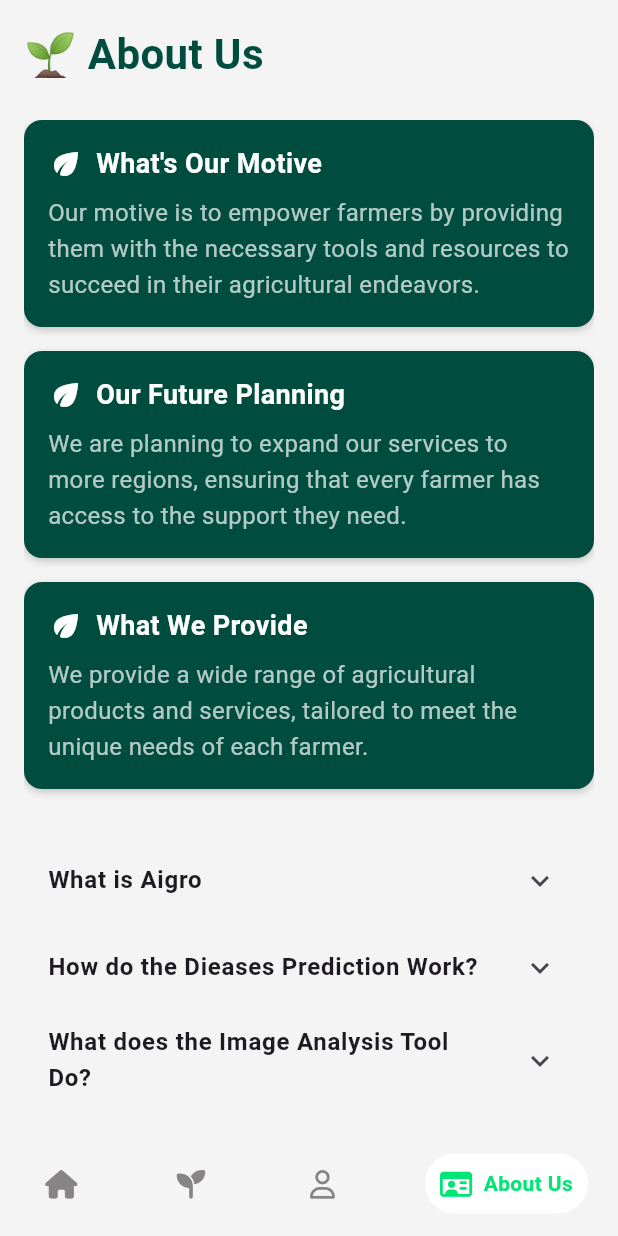
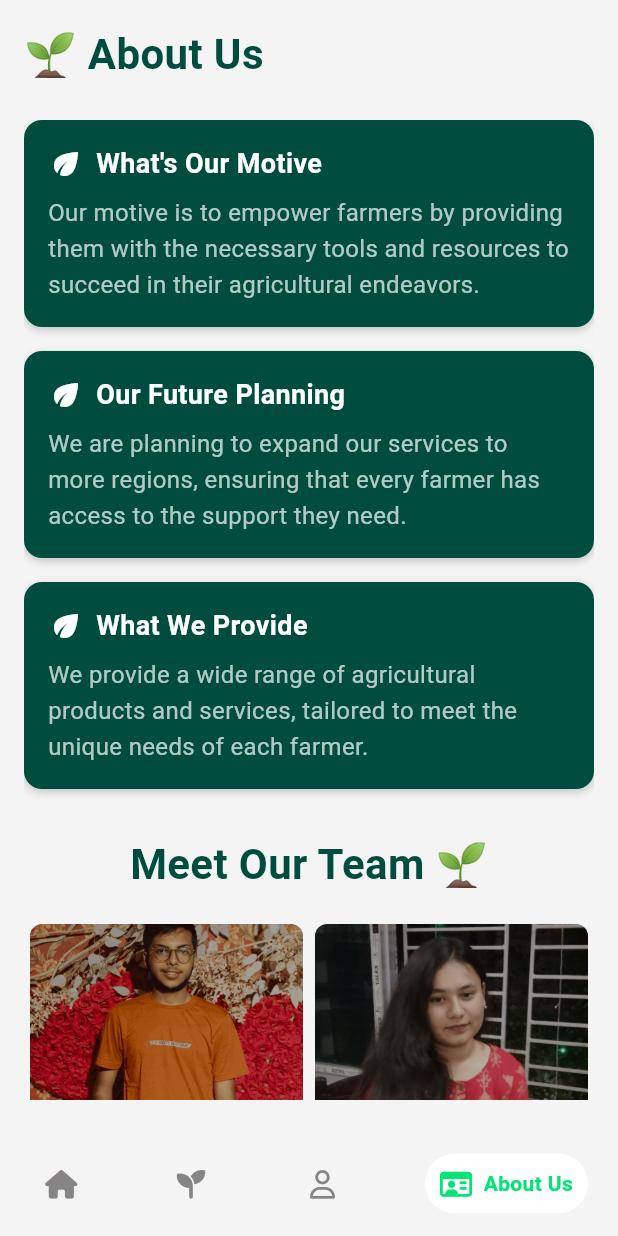
Before and after one commit to SIH-CodeFusers/Aigro-App, a Flutter app: the AboutUs screen opened by its route, on a phone screen of 412 x 824 dp. Run offline on Flutter 3.47's test engine with Material 3 defaults, Android fonts, the phone set to English and light mode, and no system bars; drawn by our look-alikes of google_nav_bar; our stand-ins replace dotted_border, firebase_core, firebase_storage, flutter_feather_icons, flutter_map, font_awesome_flutter and 7 more; missing offline and left inert: tflite_v2; accounts and stored records are empty.

Commit message:
few changes in about us

```diff
--- a/lib/pages/about_us.dart
+++ b/lib/pages/about_us.dart
@@ -24,6 +24,8 @@ class _AboutUsState extends State<AboutUs> {
   String userLang = "hello";
 
   String aboutUsTitle = '🌱 About Us';
+  String ourTeamTitle = 'Meet Our Team 🌱';
+  String fnqTitle = 'Frequently Asked Questions';
   String motiveTitle = "What's Our Motive";
   String motiveContent =
       "Our motive is to empower farmers by providing them with the necessary tools and resources to succeed in their agricultural endeavors.";
@@ -33,92 +35,6 @@ class _AboutUsState extends State<AboutUs> {
   String provideTitle = 'What We Provide';
   String provideContent =
       "We provide a wide range of agricultural products and services, tailored to meet the unique needs of each farmer.";
-
-
-  List<Map<String, String>> accordionData = [
-    {
-      "title": "What is Aigro",
-      "content":
-          "AIgro, developed by the CodeFusers Team, is a website designed to assist farmers with various features such as disease prediction, image analysis, a farmers' community, crop health monitoring, an AI chat assistant, weather updates, cultivation tips, and farm resources."
-    },
-    {
-      "title": "How do the Dieases Prediction Work?",
-      "content":
-          "The disease prediction feature uses AI algorithms to analyze data and predict potential crop diseases based on historical and real-time information. This helps farmers take preventive measures early."
-    },
-    {
-      "title": "What does the Image Analysis Tool Do?",
-      "content":
-          "You can reach us via email, phone, or through our in-app support system.The image analysis tool allows farmers to upload images of their crops or plants. The AI then analyzes these images to detect signs of diseases, pests, or nutritional deficiencies, providing actionable insights."
-    },
-    {
-      "title": "How can i connect with other Farmers in Aigro",
-      "content":
-          "AIgro offers a farmers' community feature where users can join discussions, share experiences, and seek advice from other farmers. This platform fosters collaboration and knowledge sharing."
-    },{
-      "title": "What kind of Suppourt can I get from AI Chat Assistant",
-      "content":
-          "The AI chat assistant provides real-time support by answering farming-related questions, offering advice on crop management, and guiding users through the website's features. It aims to assist users with their queries efficiently."
-    },{
-      "title": "Who do I get Wheather Updates & Cultivtation Tips?",
-      "content":
-          "AIgro provides personalized weather updates and cultivation tips based on your location and crop type. Users can access these insights through the website's dedicated sections for weather forecasts and farming advice."
-    },
-  ];
-
-
-  final PageController _controller = PageController(viewportFraction: 1.0);
-  int _currentIndex = 0;
-  Timer? _timer;
-
-  final List<Map<String, String>> teamMembers = [
-    {
-      "name": "Arunava Dutta",
-      "role": "Frontend Developer",
-      "image": "assets/images/arunava.jpeg",
-      "web": "https://meard.vercel.app/",
-    },
-    {
-      "name": "Pretisha Sahoo",
-      "role": "Frontend Developer",
-      "image": "assets/images/pretisha.jpeg",
-      "web": "https://meard.vercel.app/",
-    },
-    {
-      "name": "Satyaki Dey",
-      "role": "Full Stack Developer",
-      "image": "assets/images/satyaki.jpeg",
-      "web": "https://meard.vercel.app/",
-    },
-    {
-      "name": "Priyanshu Dutta",
-      "role": "App Developer",
-      "image": "assets/images/priyanshu.jpeg",
-       "web": "https://meard.vercel.app/",
-    },
-    {
-      "name": "Rishi Bhattasali",
-      "role": "ML Engineer",
-      "image": "assets/images/rishi.jpeg",
-       "web": "https://meard.vercel.app/",
-    },
-    {
-      "name": "Shinjan Saha",
-      "role": "App Developer",
-      "image": "assets/images/shinjan.jpeg",
-       "web": "https://meard.vercel.app/",
-    },
-  ];
-
-  void _launchURL() async {
-    const url = 'https://pub.dev/packages/url_launcher'; // Make sure URL is correct
-    if (await canLaunch(url)) {
-      await launch(url);
-    } else {
-      throw 'Could not launch $url';
-    }
-  }
-
 
     void translateAllTexts() async {
     String targetLanguage = userLang;
@@ -136,6 +52,43 @@ class _AboutUsState extends State<AboutUs> {
       });
     } catch (e) {
       print("Error: $e");
+    }
+
+    try {
+      String ourTeamTitleResult =
+          await translateText(ourTeamTitle, targetLanguage, apiKey);
+      setState(() {
+        ourTeamTitle = ourTeamTitleResult;
+      });
+    } catch (e) {
+      print("Error: $e");
+    }
+    try {
+      String fnqTitleResult =
+          await translateText(fnqTitle, targetLanguage, apiKey);
+      setState(() {
+        fnqTitle = fnqTitleResult;
+      });
+    } catch (e) {
+      print("Error: $e");
+    }
+
+    try {
+      List<Map<String, String>> translatedTeamMembers = [];
+      for (var item in teamMembers) {
+        String translatedRole = await translateText(item["role"] ?? "", targetLanguage, apiKey);
+         translatedTeamMembers.add({
+          "name": item["name"] ?? "",
+          "role": translatedRole,
+          "image": item["image"] ?? "",
+          "web": item["web"] ?? "",
+        });
+      }
+      setState(() {
+        teamMembers = translatedTeamMembers;
+      });
+    } catch (e) {
+      print("Error translating team members: $e");
     }
 
     try {
@@ -186,6 +139,24 @@ class _AboutUsState extends State<AboutUs> {
       print("Error: $e");
     }
 
+    try {
+      List<Map<String, String>> translatedTeamMembers = [];
+      for (var item in teamMembers) {
+        String translatedRole = await translateText(item["role"] ?? "", targetLanguage, apiKey);
+         translatedTeamMembers.add({
+          "name": item["name"] ?? "",
+          "role": translatedRole,
+          "image": item["image"] ?? "",
+          "web": item["web"] ?? "",
+        });
+      }
+      setState(() {
+        teamMembers = translatedTeamMembers;
+      });
+    } catch (e) {
+      print("Error translating team members: $e");
+    }
+
 
     try {
       List<Map<String, String>> translatedAccordionData = [];
@@ -205,7 +176,98 @@ class _AboutUsState extends State<AboutUs> {
     } catch (e) {
       print("Error translating accordion: $e");
     }
+
+
+
+
   }
+
+
+  List<Map<String, String>> accordionData = [
+    {
+      "title": "What is Aigro",
+      "content":
+          "AIgro, developed by the CodeFusers Team, is a website designed to assist farmers with various features such as disease prediction, image analysis, a farmers' community, crop health monitoring, an AI chat assistant, weather updates, cultivation tips, and farm resources."
+    },
+    {
+      "title": "How do the Dieases Prediction Work?",
+      "content":
+          "The disease prediction feature uses AI algorithms to analyze data and predict potential crop diseases based on historical and real-time information. This helps farmers take preventive measures early."
+    },
+    {
+      "title": "What does the Image Analysis Tool Do?",
+      "content":
+          "You can reach us via email, phone, or through our in-app support system.The image analysis tool allows farmers to upload images of their crops or plants. The AI then analyzes these images to detect signs of diseases, pests, or nutritional deficiencies, providing actionable insights."
+    },
+    {
+      "title": "How can i connect with other Farmers in Aigro",
+      "content":
+          "AIgro offers a farmers' community feature where users can join discussions, share experiences, and seek advice from other farmers. This platform fosters collaboration and knowledge sharing."
+    },{
+      "title": "What kind of Suppourt can I get from AI Chat Assistant",
+      "content":
+          "The AI chat assistant provides real-time support by answering farming-related questions, offering advice on crop management, and guiding users through the website's features. It aims to assist users with their queries efficiently."
+    },{
+      "title": "Who do I get Wheather Updates & Cultivtation Tips?",
+      "content":
+          "AIgro provides personalized weather updates and cultivation tips based on your location and crop type. Users can access these insights through the website's dedicated sections for weather forecasts and farming advice."
+    },
+  ];
+
+
+  final PageController _controller = PageController(viewportFraction: 1.0);
+  int _currentIndex = 0;
+  Timer? _timer;
+
+  List<Map<String, String>> teamMembers = [
+    {
+      "name": "Arunava Dutta",
+      "role": "Frontend Developer",
+      "image": "assets/images/arunava.jpeg",
+      "web": "https://meard.vercel.app/",
+    },
+    {
+      "name": "Pretisha Sahoo",
+      "role": "Frontend Developer",
+      "image": "assets/images/pretisha.jpeg",
+      "web": "https://pretisha-sahoo.vercel.app/",
+    },
+    {
+      "name": "Satyaki Dey",
+      "role": "Full Stack Developer",
+      "image": "assets/images/satyaki.jpeg",
+      "web": "https://satyaki-dey.vercel.app/",
+    },
+    {
+      "name": "Priyanshu Dutta",
+      "role": "App Developer",
+      "image": "assets/images/priyanshu.jpeg",
+      "web": "https://priyanshudutta.vercel.app/",
+    },
+    {
+      "name": "Rishi Bhattasali",
+      "role": "ML Engineer",
+      "image": "assets/images/rishi.jpeg",
+      "web": "https://rishibhattasali.vercel.app/",
+    },
+    {
+      "name": "Shinjan Saha",
+      "role": "App Developer",
+      "image": "assets/images/shinjan.jpeg",
+      "web": "https://shinjansaha02.me/",
+    },
+  ];
+
+  void _launchURL(String s) async {
+    final Uri url = Uri.parse(s);
+    if (await canLaunchUrl(url)) {
+      await launchUrl(url);
+    } else {
+      throw 'Could not launch $url';
+    }
+  }
+
+
 
   @override
   void initState() {
@@ -269,9 +331,32 @@ class _AboutUsState extends State<AboutUs> {
                         title: futurePlanningTitle, content: futurePlanningContent),
                     const SizedBox(height: 16),
                     _buildInfoCard(title: provideTitle, content: provideContent),
-                    const SizedBox(height: 32),
+                    const SizedBox(height: 30),
+                    Center(
+                      child: Text(
+                        ourTeamTitle,
+                        style: const TextStyle(
+                          fontSize: 28,
+                          fontWeight: FontWeight.bold,
+                          color: Color(0xFF004D3F),
+                        ),
+                      ),
+                    ),
+                    const SizedBox(height: 20),
+                    _buildTeamWidget(),
+                    const SizedBox(height: 30),
+                    Center(
+                      child: Text(
+                        fnqTitle,
+                        style: const TextStyle(
+                          fontSize: 26,
+                          fontWeight: FontWeight.bold,
+                          color: Color(0xFF004D3F),
+                        ),
+                      ),
+                    ),
+                    const SizedBox(height: 20),
                     _buildAccordionWidget(),
-                    _buildTeamWidget()
                   ],
                 ),
               ),
@@ -311,18 +396,18 @@ Widget _buildTeamWidget() {
     return Flexible(
       child: GestureDetector(
         onTap: (){
-          _launchURL();
+          _launchURL(member['web']!);
         },
         child: Container(
           decoration: BoxDecoration(
-            borderRadius: BorderRadius.circular(5)
+            borderRadius: BorderRadius.circular(8)
           ),
           margin: EdgeInsets.symmetric(horizontal: 4),
           child: Stack(
             children: [
               Positioned.fill(
                 child: ClipRRect(
-                  borderRadius: BorderRadius.circular(5),
+                  borderRadius: BorderRadius.circular(8),
                   child: ColorFiltered(
                     colorFilter: ColorFilter.mode(
                       Colors.black.withOpacity(0.3),
@@ -375,7 +460,6 @@ Widget _buildTeamWidget() {
       ),
     );
   }
-
 
   Widget _buildInfoCard({required String title, required String content}) {
     return Container(
@@ -430,6 +514,9 @@ Widget _buildTeamWidget() {
           item["title"]!,
           style: const TextStyle(fontWeight: FontWeight.bold),
         ),
+        iconColor: Color.fromRGBO(0, 229, 118, 1),
+        collapsedBackgroundColor: Colors.grey.shade200,
+        backgroundColor: Colors.green.shade100,
         children: [
           Padding(
             padding: const EdgeInsets.symmetric(horizontal: 16.0),
@@ -443,4 +530,5 @@ Widget _buildTeamWidget() {
     }).toList(),
   );
 }
+
 }
--- a/lib/pages/profile.dart
+++ b/lib/pages/profile.dart
@@ -167,6 +167,7 @@ class _ProfilePageState extends State<ProfilePage> {
                 DropdownMenuItem(value: 'en', child: Text('English')),
                 DropdownMenuItem(value: 'hi', child: Text('Hindi')),
                 DropdownMenuItem(value: 'bn', child: Text('Bengali')),
+                 DropdownMenuItem(value: 'te', child: Text('Telegu')),
               ],
               onChanged: (String? newValue) {
                 setState(() {
```
Also changed, not shown: 1 other file. Lines whose indentation alone changed are shown as unchanged.
